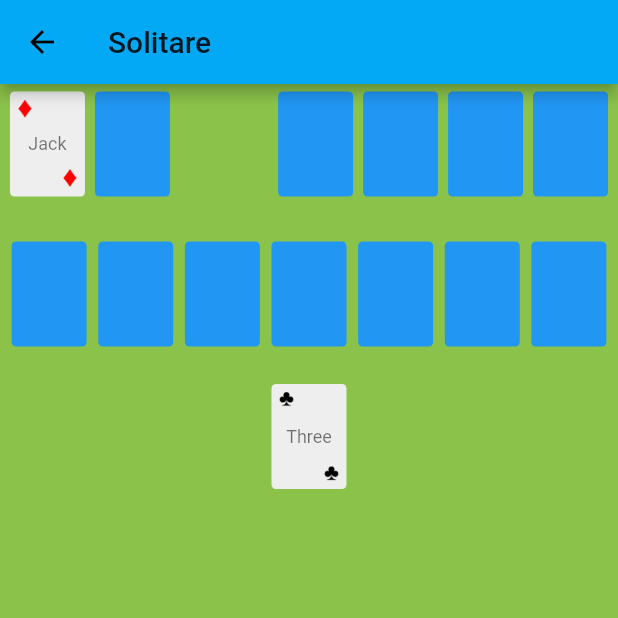
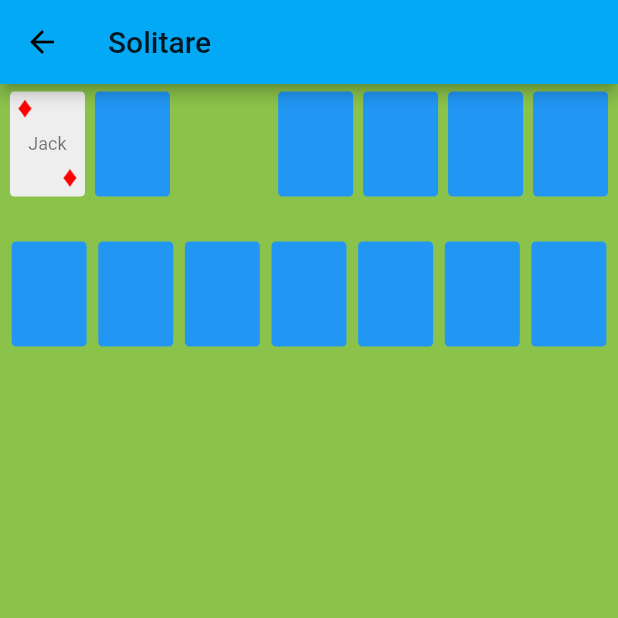
Before and after one commit to Jdools05/card_games, a Flutter app: the screen it shows after launch, after a tap on "Go To Solitaire", on a phone screen of 412 x 824 dp, the top half of it. Run offline on Flutter 3.47's test engine with Material 2 defaults, Android fonts, the phone set to English and light mode, and no system bars.

Commit message:
Major changes

```diff
--- a/lib/main.dart
+++ b/lib/pages/main.dart
@@ -3,7 +3,8 @@ import 'dart:math';
 import 'package:cardgames/providers/provider_widget.dart';
 import 'package:flutter/material.dart';
 import 'package:flutter/services.dart';
-import 'pages/solitaire_page.dart';
+import 'animation_demo.dart';
+import 'solitaire_page.dart';
 
 
 void main() => runApp(MyApp());
@@ -42,6 +43,15 @@ class MyHomePage extends StatefulWidget {
 class _MyHomePageState extends State<MyHomePage> {
   int _counter = 0;
 
+  @override
+  void initState(){
+    super.initState();
+    SystemChrome.setPreferredOrientations([
+      DeviceOrientation.portraitDown,
+      DeviceOrientation.portraitUp,
+    ]);
+  }
+
   void _incrementCounter() {
     setState(() {
       _counter++;
@@ -54,6 +64,13 @@ class _MyHomePageState extends State<MyHomePage> {
       backgroundColor: Colors.amber,
       appBar: AppBar(
         title: Text(widget.title),
+        actions: <Widget>[
+          IconButton(
+            icon: Icon(Icons.add_to_home_screen),
+            onPressed: () => Navigator.push(context,
+            MaterialPageRoute(builder: (_) => AnimationDemo())),
+          )
+        ],
       ),
       body: Center(
         child: Container(
--- a/lib/pages/solitaire_page.dart
+++ b/lib/pages/solitaire_page.dart
@@ -3,6 +3,7 @@ import 'package:cardgames/widgets/playing_card.dart';
 import 'package:cardgames/widgets/playing_card_drag_target.dart';
 import 'package:cardgames/providers/provider_widget.dart';
 import 'package:flutter/material.dart';
+import 'package:flutter/services.dart';
 import 'package:provider/provider.dart';
 import 'package:cardgames/providers/solitaire_provider.dart';
 
@@ -28,6 +29,15 @@ class _SolitairePageState extends State<SolitairePage> {
   );
 
   @override
+  void initState(){
+    super.initState();
+    SystemChrome.setPreferredOrientations([
+      DeviceOrientation.portraitDown,
+      DeviceOrientation.portraitUp,
+    ]);
+  }
+
+  @override
   Widget build(BuildContext context) {
     return ChangeNotifierProvider<SolitaireProvider>(
       create: (context) => SolitaireProvider(random: Provider.of<MainProvider>(context, listen: false).random),
@@ -49,15 +59,20 @@ class _SolitairePageState extends State<SolitairePage> {
                     direction: Axis.horizontal,
                     children: [
                       Flexible(flex: 1, child: Builder(
-                        builder: (context) => DraggablePlayingCard(
-                          card: pageProvider.unknownCards.last,
+                        builder: (context) {
+                          var card = pageProvider.unknownCards.last.toWidget();
+                          return DraggablePlayingCard(
+                            childWhileDragging: Image.asset('assets/cards/yellow_back.png'),
+                            key: ValueKey(card.card.suit.name + card.card.value.name),
+                            card: pageProvider.unknownCards.last.toWidget(),
                             onDragEnd: (d) {
                               if (d.wasAccepted) {
                                 print("Card accepted");
                                 pageProvider.removeLastCard();
                               }
                             },
-                        ),
+                          );
+                        }
                       )),
                       Flexible(flex: 1, child: PlayingCardDragTarget(child: cont)),
                       Spacer(),
@@ -75,7 +90,6 @@ class _SolitairePageState extends State<SolitairePage> {
                     ],
                   ),
                 ),
-                pageProvider.cardColumns[0][0],
               ],
             )
           );
--- a/lib/providers/solitaire_provider.dart
+++ b/lib/providers/solitaire_provider.dart
@@ -45,7 +45,7 @@ class SolitaireProvider with ChangeNotifier {
         allCards.add(new PlayingCard(
           value: value,
           suit: suit,
-          faceUp: false,
+          faceUp: true,
         ));
       });
     });
@@ -56,7 +56,7 @@ class SolitaireProvider with ChangeNotifier {
         if (w >= i) {
           int randomInt = random.nextInt(allCards.length);
           PlayingCard card = allCards[randomInt];
-          cardColumns[i].add(card..opened = true);
+          cardColumns[i].add(card..open());
           allCards.removeAt(randomInt);
         }
       }
@@ -65,8 +65,8 @@ class SolitaireProvider with ChangeNotifier {
     unknownCards = allCards;
     cardDeckOpened.add(
       unknownCards.removeLast()
-          ..opened = true
-          ..faceUp = true
+          ..open()
+          ..flip()
     );
 
     cardColumns.forEach((column) {
--- a/lib/widgets/draggable_playing_card.dart
+++ b/lib/widgets/draggable_playing_card.dart
@@ -3,28 +3,38 @@ import 'package:flutter/gestures.dart';
 import 'package:flutter/material.dart';
 
 class DraggablePlayingCard extends StatefulWidget {
-  final PlayingCard card;
+  final PlayingCardWidget card;
   final VoidCallback onDragStarted;
   final DragEndCallback onDragEnd;
   final VoidCallback onDragCompleted;
   final DraggableCanceledCallback onDraggableCancelled;
   final DraggablePlayingCard data;
+  final Widget childWhileDragging;
 
-  DraggablePlayingCard({Key key, @required this.card, this.onDragStarted, this.onDragEnd, this.onDragCompleted, this.onDraggableCancelled, this.data}) : super(key: key);
+  DraggablePlayingCard({
+    Key key,
+    @required this.card,
+    this.onDragStarted,
+    this.onDragEnd,
+    this.onDragCompleted,
+    this.onDraggableCancelled,
+    this.data,
+    this.childWhileDragging,
+  }) : super(key: key);
 
   @override
   _DraggablePlayingCardState createState() => _DraggablePlayingCardState(card: card);
 }
 
 class _DraggablePlayingCardState extends State<DraggablePlayingCard> {
-  PlayingCard card;
+  PlayingCardWidget card;
   _DraggablePlayingCardState({this.card});
 
   @override
   Widget build(BuildContext context) {
     return Draggable<DraggablePlayingCard>(
       data: widget.data ?? widget,
-      childWhenDragging: Container(
+      childWhenDragging: widget.childWhileDragging ?? Container(
         width: card.width,
         height: card.height,
         decoration: BoxDecoration(
--- a/lib/widgets/playing_card.dart
+++ b/lib/widgets/playing_card.dart
@@ -1,31 +1,28 @@
 import 'package:flutter/cupertino.dart';
 import 'package:flutter/material.dart';
 
-// ignore: must_be_immutable
-class PlayingCard extends StatefulWidget {
+class PlayingCardWidget extends StatefulWidget {
   final double width;
   final double height;
-  final CardSuit suit;
-  final CardValue value;
+  final PlayingCard card;
+  final VoidCallback onTap;
 
-  bool faceUp;
-  bool opened;
-
-  PlayingCard({Key key, this.width: 50, this.height: 70, this.opened: false, this.faceUp: false, @required this.suit, @required this.value}) : super(key: key);
+  PlayingCardWidget({Key key, this.width: 50, this.height: 70, @required this.card, this.onTap}) : super(key: key);
+  bool get faceUp => card.faceUp;
+  bool get opened => card.opened;
 
   @override
-  _PlayingCardState createState() => _PlayingCardState(value: value, suit: suit);
+  _PlayingCardWidgetState createState() => _PlayingCardWidgetState(card: card);
 }
 
-class _PlayingCardState extends State<PlayingCard> {
-  final CardSuit suit;
-  final CardValue value;
+class _PlayingCardWidgetState extends State<PlayingCardWidget> {
+  final PlayingCard card;
 
-  _PlayingCardState({this.suit, this.value});
+  _PlayingCardWidgetState({this.card});
 
   @override Widget build(BuildContext context) {
     var size = Size(widget.width, widget.height);
-    var image = Image.asset("assets/cards/${suit.name}.png", fit: BoxFit.fitWidth, width: size.width / 5);
+    var image = Image.asset("assets/cards/${card.suit.name}.png", fit: BoxFit.fitWidth, width: size.width / 5);
     var micro = size.width / 10;
 
     return Container(
@@ -35,21 +32,45 @@ class _PlayingCardState extends State<PlayingCard> {
         color: Colors.grey.shade200,
         borderRadius: const BorderRadius.all(Radius.circular(3)),
       ),
-      child: Stack(
+      child: GestureDetector(
+        onTap: widget.onTap ?? () => setState(() => card.faceUp = !card.faceUp),
+        child: card.faceUp ? Stack(
           children: <Widget>[
             Positioned(
               top: micro,
               left: micro,
               child: image,
             ),
-          Center(child: Text(value.name, style: Theme.of(context).textTheme.caption,)),
+            Center(child: Text(card.value.name, style: Theme.of(context).textTheme.caption,)),
             Positioned(
               bottom: micro,
               right: micro,
               child: image,
             )
           ],
+        ) : Image.asset("assets/cards/yellow_back.png"),
       ),
+    );
+  }
+}
+
+class PlayingCard {
+  final CardSuit suit;
+  final CardValue value;
+  bool faceUp;
+  bool opened;
+
+  PlayingCard({@required this.suit, @required this.value, this.faceUp: false, this.opened: false});
+
+  void flip() => faceUp = !faceUp;
+  void open() => opened = true;
+
+  PlayingCardWidget toWidget({double width: 50, double height: 70, VoidCallback onTap}) {
+    return PlayingCardWidget(
+      card: this,
+      width: width,
+      height: height,
+      onTap: onTap ?? () {},
     );
   }
 }
```
Also changed, not shown: lib/pages/animation_demo.dart (added, +99 -0 lines), 1 other file. Lines whose indentation alone changed are shown as unchanged.
